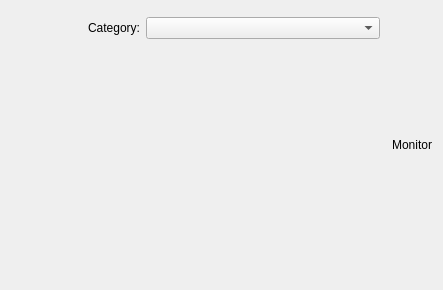
The window that plasma/shells/desktop/BackgroundDialog.ui (mgottschlag/kwin-tiling) describes before a commit, drawn with Qt 5.
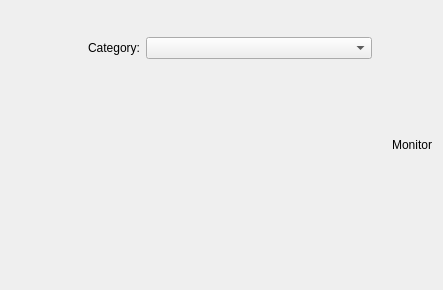
The same window after the commit.

Patch:
```diff
--- a/plasma/shells/desktop/BackgroundDialog.ui
+++ b/plasma/shells/desktop/BackgroundDialog.ui
@@ -23,7 +23,7 @@
    </size>
   </property>
   <layout class="QGridLayout" name="gridLayout">
-   <item row="0" column="3" rowspan="4">
+   <item row="0" column="4" rowspan="4">
     <layout class="QVBoxLayout" name="verticalLayout_2">
      <item>
       <spacer name="verticalSpacer_3">
@@ -141,6 +141,22 @@
      </property>
     </widget>
    </item>
+   <item row="0" column="3">
+    <spacer name="horizontalSpacer">
+     <property name="orientation">
+      <enum>Qt::Horizontal</enum>
+     </property>
+     <property name="sizeType">
+      <enum>QSizePolicy::Fixed</enum>
+     </property>
+     <property name="sizeHint" stdset="0">
+      <size>
+       <width>8</width>
+       <height>20</height>
+      </size>
+     </property>
+    </spacer>
+   </item>
   </layout>
  </widget>
  <resources/>
```
